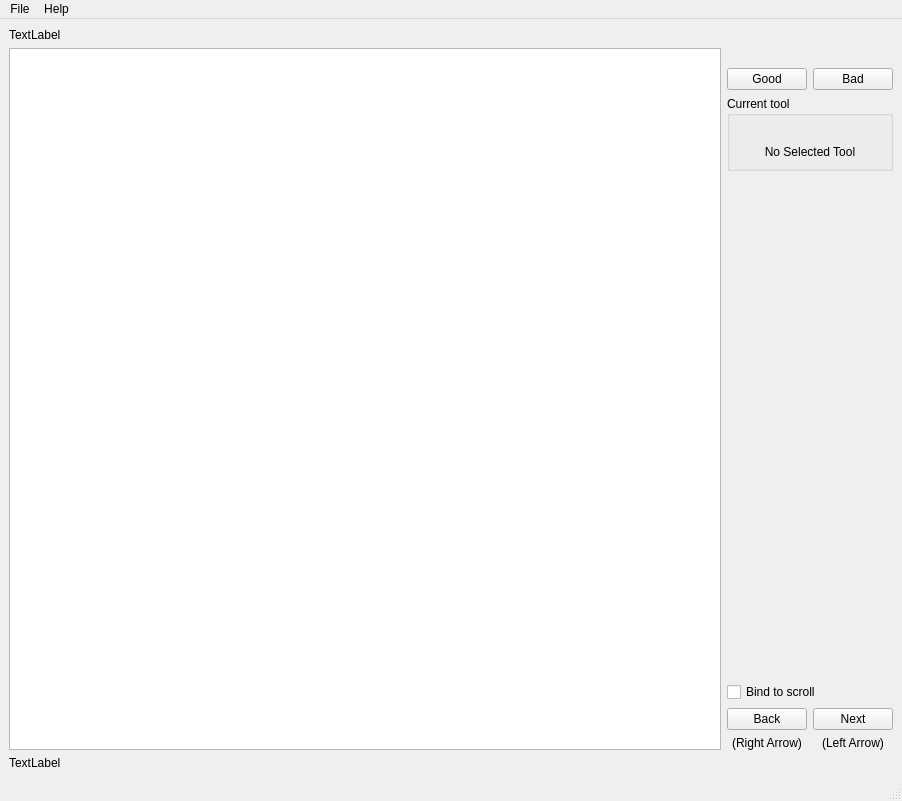
First picture: the form in ui/main2.ui, repository darko14velickovic/ComputerVision, before the edit.
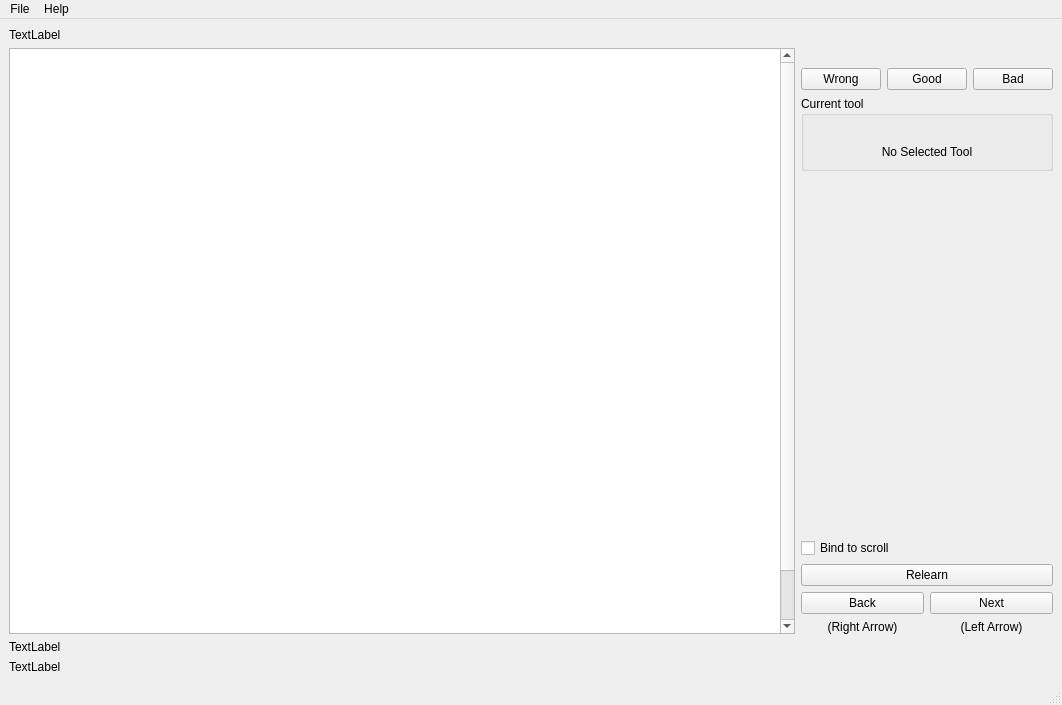
Second picture: the form after the edit. Icons and pictures are not drawn.

Commit message: added training and test data, added about and settings ui, removed bug with training not creating good networks (training is in main thread tho)

What changed in the file:
```diff
--- a/ui/main2.ui
+++ b/ui/main2.ui
@@ -6,8 +6,8 @@
    <rect>
     <x>0</x>
     <y>0</y>
-    <width>902</width>
-    <height>801</height>
+    <width>1062</width>
+    <height>705</height>
    </rect>
   </property>
   <property name="windowTitle">
@@ -60,6 +60,30 @@
          <layout class="QVBoxLayout" name="verticalLayout_7">
           <item>
            <layout class="QHBoxLayout" name="horizontalLayout_2">
+            <item>
+             <layout class="QVBoxLayout" name="verticalLayout_9">
+              <item>
+               <widget class="QLabel" name="label_7">
+                <property name="text">
+                 <string/>
+                </property>
+                <property name="pixmap">
+                 <pixmap>res/wrong32.png</pixmap>
+                </property>
+                <property name="alignment">
+                 <set>Qt::AlignCenter</set>
+                </property>
+               </widget>
+              </item>
+              <item>
+               <widget class="QPushButton" name="wrongButton">
+                <property name="text">
+                 <string>Wrong</string>
+                </property>
+               </widget>
+              </item>
+             </layout>
+            </item>
             <item>
              <layout class="QVBoxLayout" name="verticalLayout_4">
               <item>
@@ -168,6 +192,13 @@
               </property>
              </widget>
             </item>
+            <item>
+             <widget class="QPushButton" name="Relearn">
+              <property name="text">
+               <string>Relearn</string>
+              </property>
+             </widget>
+            </item>
             <item>
              <layout class="QHBoxLayout" name="horizontalLayout">
               <item>
@@ -227,6 +258,13 @@
         </property>
        </widget>
       </item>
+      <item>
+       <widget class="QLabel" name="network_status">
+        <property name="text">
+         <string>TextLabel</string>
+        </property>
+       </widget>
+      </item>
      </layout>
     </item>
    </layout>
@@ -236,8 +274,8 @@
     <rect>
      <x>0</x>
      <y>0</y>
-     <width>902</width>
-     <height>21</height>
+     <width>1062</width>
+     <height>25</height>
     </rect>
    </property>
    <widget class="QMenu" name="menuFile">
```
Left out of the diff: 24 changed lines with no effect on the pictures. The commit also changes 259 other files.
